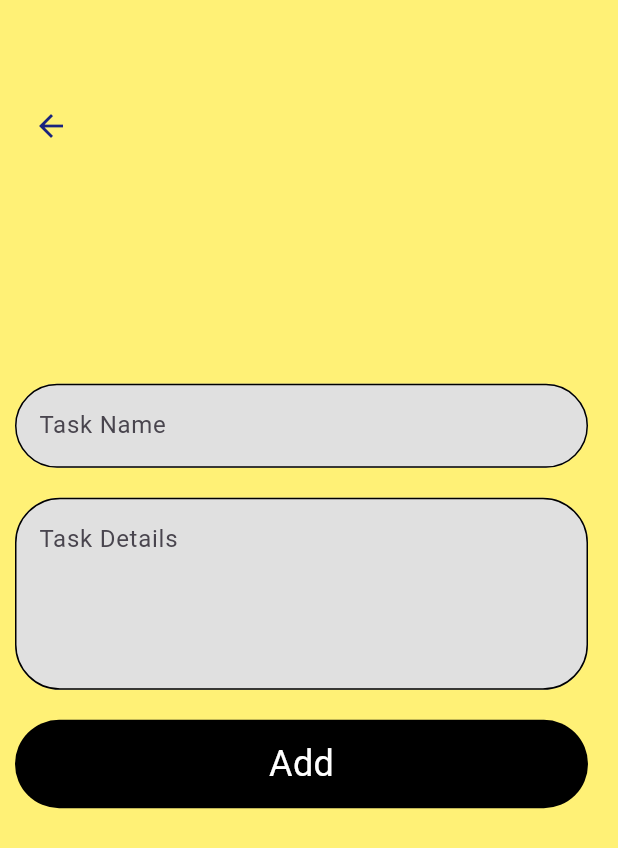
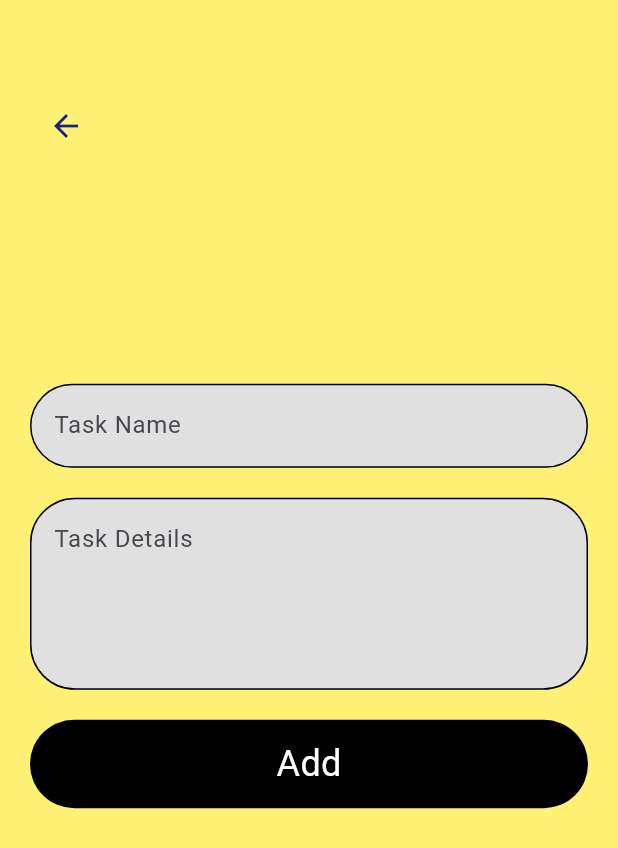
Before and after one commit to ManavMuthanna/Flutter-Go-ToDoApp, a Flutter app: the AddTask screen opened directly, on a phone screen of 412 x 824 dp. Shown: the top 848 px of the screen. Run offline on Flutter 3.47's test engine with Material 2 defaults, Android fonts, the light colour scheme and no system bars; our stand-ins replace get.

Commit message:
fix: UI changes

```diff
--- a/lib/screens/add_task.dart
+++ b/lib/screens/add_task.dart
@@ -15,7 +15,7 @@ class AddTask extends StatelessWidget {
         body: Container(
       height: double.maxFinite,
       width: double.maxFinite,
-      padding: const EdgeInsets.only(left: 10, right: 20),
+      padding: const EdgeInsets.only(left: 20, right: 20),
       decoration: BoxDecoration(color: Colors.yellow.shade300),
       child: Column(
         crossAxisAlignment: CrossAxisAlignment.start,
--- a/lib/screens/all_task.dart
+++ b/lib/screens/all_task.dart
@@ -35,7 +35,7 @@ class AllTask extends StatelessWidget {
             Get.back();
           }, icon: Icon(Icons.arrow_back, color: Colors.indigo.shade900,)),
         ),
-        SizedBox(height: MediaQuery.of(context).size.height/5,),
+        SizedBox(height: MediaQuery.of(context).size.height/7,),
         Container(
           padding: const EdgeInsets.only(left: 20, right: 20),
           child: Row(children: [
@@ -79,7 +79,7 @@ class AllTask extends StatelessWidget {
                       children: [
                         ButtonWidget(bgcolor: Colors.black, text: "View Details", textColor: Colors.white),
                         SizedBox(height: 20,),
-                        ButtonWidget(bgcolor: Colors.black, text: "Edit", textColor: Colors.white),
+                        ButtonWidget(bgcolor: Colors.white, text: "Edit", textColor: Colors.black),
                       ]
                     )
                   );
```
